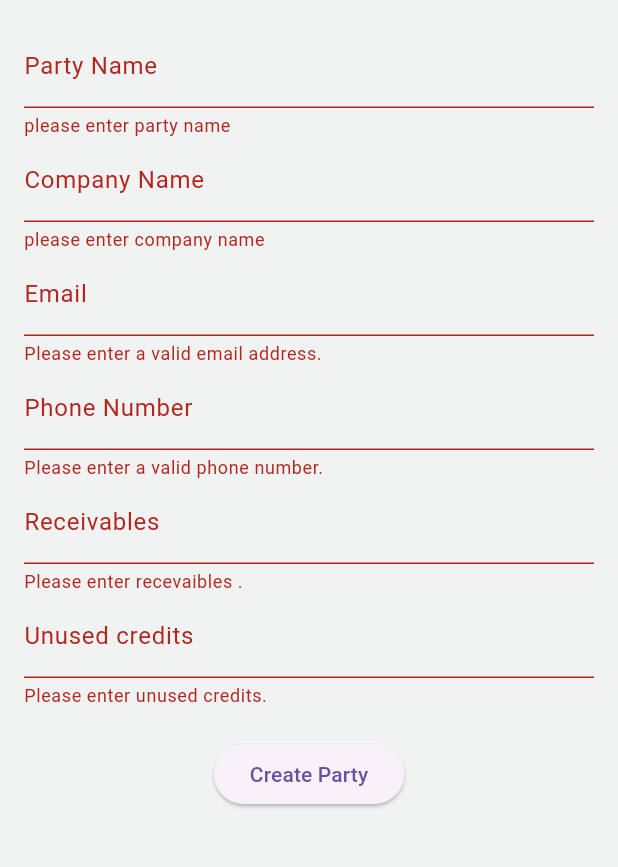
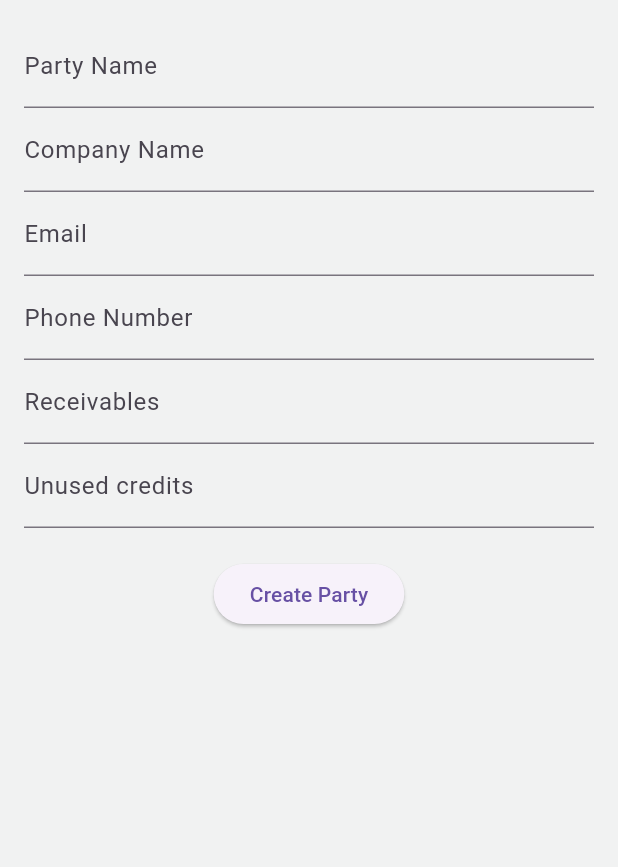
Before and after one commit to shraddhagaudaniwork/salespurchase_app, a Flutter app: the AddPartiespage screen opened by its route, on a phone screen of 412 x 824 dp, the part 90-957 px from its top. Run offline on Flutter 3.47's test engine with Material 3 defaults, Android fonts, the light colour scheme and no system bars; our stand-ins replace flutter_onboarding_slider, flutter_screenutil, flutter_svg, get, google_fonts, stylish_bottom_bar.

Commit message:
create party page validator

```diff
--- a/lib/views/screens/home/drawer/general/parties/addparty_page.dart
+++ b/lib/views/screens/home/drawer/general/parties/addparty_page.dart
@@ -12,6 +12,13 @@ class AddPartiespage extends StatelessWidget {
   Widget build(BuildContext context) {
     PartyPostApiController partyPostApiController =
         Get.put(PartyPostApiController());
+
+    final FocusNode _emailFocus = FocusNode();
+    final FocusNode _companynameFocus = FocusNode();
+    final FocusNode _phonenumberFocus = FocusNode();
+    final FocusNode _passwordFocus = FocusNode();
+    final FocusNode _recevableFocus = FocusNode();
+    final FocusNode _unusedcreditsFocus = FocusNode();
     return Scaffold(
       appBar: const CustomAppBarWidget(
         title: CustomAppBarTextWidget(
@@ -22,11 +29,13 @@ class AddPartiespage extends StatelessWidget {
       body: Padding(
         padding: const EdgeInsets.all(16.0),
         child: Form(
-          autovalidateMode: AutovalidateMode.always,
+          // autovalidateMode: AutovalidateMode.always,
           key: partyPostApiController.formkey,
-          child: Column(
+          child:
+               Column(
                 children: [
                   TextFormField(
+                    focusNode: _passwordFocus,
                     controller: partyPostApiController.nameController,
                     decoration: const InputDecoration(
                       labelText: 'Party Name',
@@ -39,9 +48,9 @@ class AddPartiespage extends StatelessWidget {
                     //   }
                     //   return null;
                     // },
-
                   ),
                   TextFormField(
+                    focusNode: _companynameFocus,
                     controller: partyPostApiController.companynameController,
                     decoration: const InputDecoration(
                       labelText: 'Company Name',
@@ -50,13 +59,16 @@ class AddPartiespage extends StatelessWidget {
                         partyPostApiController.companyNameValidator(val!),
                   ),
                   TextFormField(
+                    focusNode: _emailFocus,
                     controller: partyPostApiController.emailController,
-                validator: (val) => partyPostApiController.emailValidator(val!),
+                    validator: (val) =>
+                        partyPostApiController.emailValidator(val!),
                     decoration: const InputDecoration(
                       labelText: 'Email',
                     ),
                   ),
                   TextFormField(
+                    focusNode: _phonenumberFocus,
                     controller: partyPostApiController.phonenumberController,
                     decoration: const InputDecoration(
                       labelText: 'Phone Number',
@@ -65,6 +77,7 @@ class AddPartiespage extends StatelessWidget {
                         partyPostApiController.phoneNumberValidator(val!),
                   ),
                   TextFormField(
+                    focusNode: _recevableFocus,
                     controller: partyPostApiController.receivablesController,
                     decoration: const InputDecoration(
                       labelText: 'Receivables',
@@ -73,6 +86,7 @@ class AddPartiespage extends StatelessWidget {
                         partyPostApiController.recevaibleValidator(val!),
                   ),
                   TextFormField(
+                    focusNode: _unusedcreditsFocus,
                     controller: partyPostApiController.unusedcreditsController,
                     decoration: const InputDecoration(
                       labelText: 'Unused credits',
@@ -89,7 +103,6 @@ class AddPartiespage extends StatelessWidget {
                         : ElevatedButton(
                             onPressed: partyPostApiController.createPartyButton,
                             // onPressed: () {
-
                             // if (partyPostApiController.formkey.currentState!
                             //     .validate()) {
                             // partyPostApiController.formkey.currentState!.save();
@@ -157,6 +170,7 @@ class AddPartiespage extends StatelessWidget {
                   ),
                 ],
               ),
+
           ),
         ),
   );
```
Also changed, not shown: lib/views/screens/home/drawer/general/parties/party_controller.dart (+10 -10 lines). Lines whose indentation alone changed are shown as unchanged.
